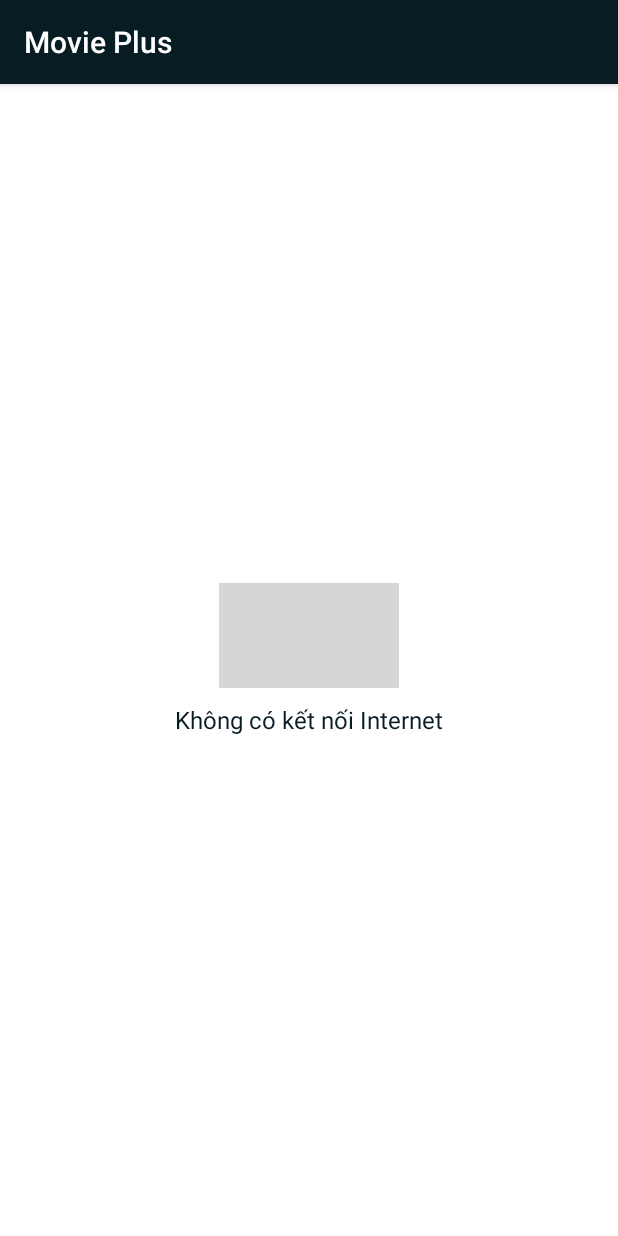
After one commit to hhuuthien/MoviePlus, an Android app: the OoopsActivity screen opened directly, with no data from a screen before it, on a phone screen of 412 x 824 dp. The commit adds this screen. Run offline under Robolectric (Android 15) with nearby library versions, the phone set to English and light mode, and no system bars; grey boxes are pictures that could not be loaded.

Commit message:
Kiểm soát kết nối mạng

```diff
--- a/app/src/main/AndroidManifest.xml
+++ b/app/src/main/AndroidManifest.xml
@@ -18,6 +18,7 @@
         android:supportsRtl="true"
         android:theme="@style/AppTheme"
         tools:ignore="AllowBackup,GoogleAppIndexingWarning">
+        <activity android:name=".OoopsActivity"></activity>
         <activity android:name=".ListByGenreActivity" />
         <activity android:name=".PermissionActivity" />
         <activity android:name=".SignupActivity" />
--- a/app/src/main/java/com/thien/movieplus/ListByGenreActivity.kt
+++ b/app/src/main/java/com/thien/movieplus/ListByGenreActivity.kt
@@ -15,7 +15,6 @@ import kotlinx.android.synthetic.main.activity_list_by_genre.*
 import okhttp3.*
 import java.io.IOException
 
-
 class ListByGenreActivity : AppCompatActivity() {
 
     private var list = ArrayList<Movie>()
@@ -32,7 +31,7 @@ class ListByGenreActivity : AppCompatActivity() {
         for (y in 2019 downTo 2010) {
             listYear.add(y)
         }
-        val adapterSpinner = ArrayAdapter(this, android.R.layout.simple_spinner_item, listYear)
+        val adapterSpinner = ArrayAdapter(this, R.layout.spinner_item, listYear)
         adapterSpinner.setDropDownViewResource(android.R.layout.simple_list_item_single_choice)
         spinner.onItemSelectedListener = object : AdapterView.OnItemSelectedListener {
             override fun onItemSelected(adapterView: AdapterView<*>, view: View, i: Int, l: Long) {
--- /dev/null
+++ b/app/src/main/java/com/thien/movieplus/OoopsActivity.kt
@@ -0,0 +1,12 @@
+package com.thien.movieplus
+
+import android.os.Bundle
+import androidx.appcompat.app.AppCompatActivity
+
+class OoopsActivity : AppCompatActivity() {
+
+    override fun onCreate(savedInstanceState: Bundle?) {
+        super.onCreate(savedInstanceState)
+        setContentView(R.layout.activity_ooops)
+    }
+}
--- a/app/src/main/java/com/thien/movieplus/StartActivity.kt
+++ b/app/src/main/java/com/thien/movieplus/StartActivity.kt
@@ -20,7 +20,6 @@ import java.util.*
 import kotlin.collections.ArrayList
 
 class StartActivity : AppCompatActivity() {
-
     private var sharedPref: SharedPreferences? = null
 
     private var listMovieNowShowing = ArrayList<Movie>()
@@ -33,6 +32,7 @@ class StartActivity : AppCompatActivity() {
         setContentView(R.layout.activity_start)
 
         start_bar.visibility = View.INVISIBLE
+        start_text.visibility = View.INVISIBLE
     }
 
     override fun onResume() {
@@ -87,6 +87,7 @@ class StartActivity : AppCompatActivity() {
 
     private fun fetch1() {
         start_bar.visibility = View.VISIBLE
+        start_text.visibility = View.VISIBLE
 
         val requestNowShowing = Request.Builder()
             .url("https://api.themoviedb.org/3/movie/now_playing?api_key=d4a7514dbdd976453d2679e036009283&language=en-US&region=US")
@@ -102,6 +103,7 @@ class StartActivity : AppCompatActivity() {
                     .setActionTextColor(Color.WHITE)
                     .show()
                 start_bar.visibility = View.INVISIBLE
+                start_text.visibility = View.INVISIBLE
             }
 
             override fun onResponse(call: Call, response: Response) {
@@ -197,6 +199,7 @@ class StartActivity : AppCompatActivity() {
                 startActivity(intent)
 
                 start_bar.visibility = View.INVISIBLE
+                start_text.visibility = View.INVISIBLE
                 finish()
             }
         })
--- /dev/null
+++ b/app/src/main/res/layout/activity_ooops.xml
@@ -0,0 +1,36 @@
+<?xml version="1.0" encoding="utf-8"?>
+<RelativeLayout xmlns:android="http://schemas.android.com/apk/res/android"
+    xmlns:tools="http://schemas.android.com/tools"
+    android:layout_width="match_parent"
+    android:layout_height="match_parent"
+    android:background="@color/colorWhite"
+    tools:context=".OoopsActivity">
+
+    <RelativeLayout
+        android:layout_width="match_parent"
+        android:layout_height="wrap_content"
+        android:layout_centerInParent="true"
+        tools:ignore="UselessParent">
+
+        <ImageView
+            android:id="@+id/ooops_image"
+            android:layout_width="120dp"
+            android:layout_height="70dp"
+            android:layout_centerHorizontal="true"
+            android:layout_marginTop="30dp"
+            android:src="@drawable/ooops"
+            tools:ignore="ContentDescription" />
+
+        <TextView
+            android:layout_width="wrap_content"
+            android:layout_height="wrap_content"
+            android:layout_below="@id/ooops_image"
+            android:layout_centerHorizontal="true"
+            android:layout_marginTop="10dp"
+            android:layout_marginBottom="30dp"
+            android:text="Không có kết nối Internet"
+            android:textColor="@color/colorBlueDark"
+            android:textSize="16dp"
+            tools:ignore="HardcodedText,SpUsage" />
+    </RelativeLayout>
+</RelativeLayout>
```
Also changed, not shown: app/src/main/java/com/thien/movieplus/MainActivity.kt (+45 -2 lines), app/src/main/res/layout/activity_start.xml (+17 -5 lines), app/src/main/res/layout/spinner_item.xml (added, +10 -0 lines).
